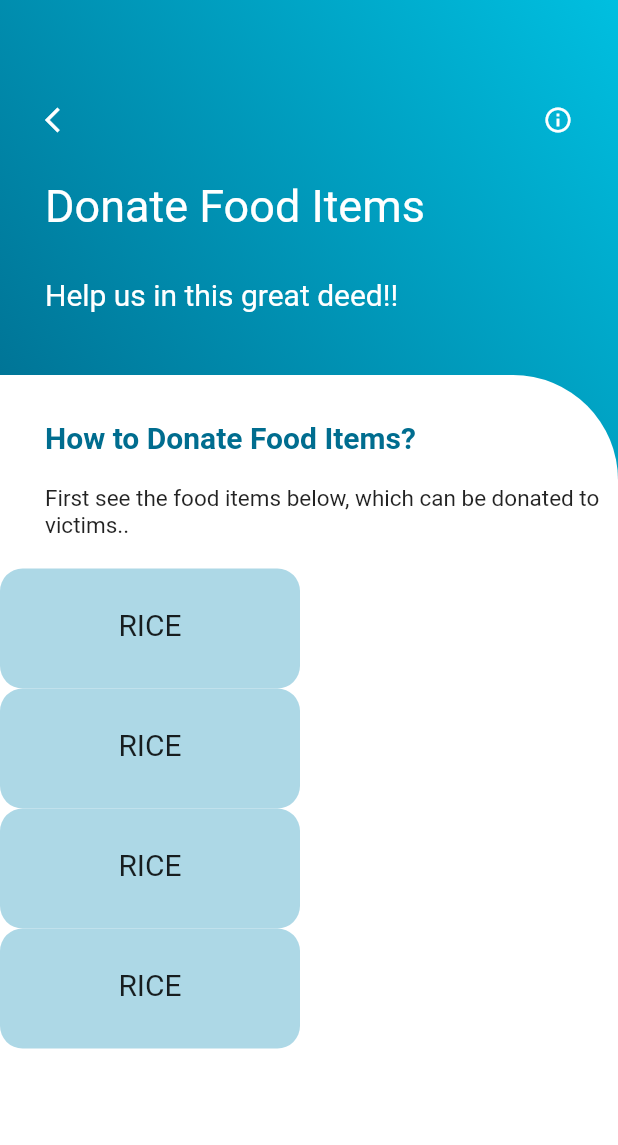
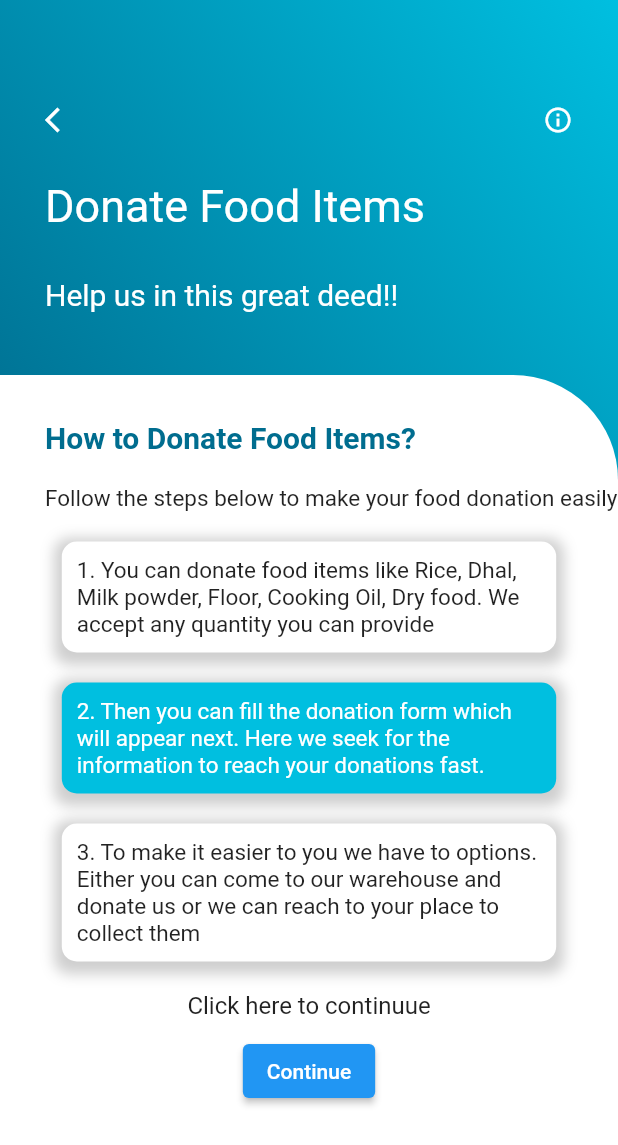
Before and after one commit to Shalinda99/FoodBank-Mobile, a Flutter app: the FoodDonation screen opened directly, on a phone screen of 412 x 824 dp. Shown: the top 1145 px of the screen. Run offline on Flutter 3.47's test engine with Material 2 defaults, Android fonts, the phone set to English and light mode, and no system bars.

```diff
--- a/lib/fooddonation.dart
+++ b/lib/fooddonation.dart
@@ -1,16 +1,25 @@
 import 'package:flutter/cupertino.dart';
 import 'package:flutter/material.dart';
+import 'package:flutter_application_1/fooddonationForm.dart';
 import 'colors.dart' as colors;
-
+import 'package:flutter_application_1/fooddonationForm.dart';// import the widget you want to navigate to
 
 class FoodDonation extends StatefulWidget {
-  const FoodDonation({super.key});
+  const FoodDonation({Key? key});
 
   @override
   State<FoodDonation> createState() => _FoodDonationState();
 }
 
 class _FoodDonationState extends State<FoodDonation> {
+  void _navigateToNextWidget() {
+    Navigator.of(context).push(
+      MaterialPageRoute(
+        builder: (context) => const FoodDonationForm(), // the widget you want to navigate to
+      ),
+    );
+  }
+
   @override
   Widget build(BuildContext context) {
     return Scaffold(
@@ -23,12 +32,12 @@ class _FoodDonationState extends State<FoodDonation> {
             ],
             begin: FractionalOffset(0.0, 0.4),
             end: Alignment.topRight,
-          )
+          ),
         ),
         child: Column(
           children: [
             Container(
-              padding: const EdgeInsets.only(top: 70,left: 30,right: 30),
+              padding: const EdgeInsets.only(top: 70, left: 30, right: 30),
               width: MediaQuery.of(context).size.width, // acc to device size
               height: 250,
               child: Column(
@@ -36,17 +45,22 @@ class _FoodDonationState extends State<FoodDonation> {
                 children: [
                   Row(
                     children: [
-                      const Icon(Icons.arrow_back_ios,size: 20,
-                      color: colors.ColorPalette.background,),
-
-                      Expanded(child:Container()),
-
-                       const Icon(Icons.info_outline,size:20,
-                      color: colors.ColorPalette.background,),
-
+                      const Icon(
+                        Icons.arrow_back_ios,
+                        size: 20,
+                        color: colors.ColorPalette.background,
+                      ),
+                      Expanded(child: Container()),
+                      const Icon(
+                        Icons.info_outline,
+                        size: 20,
+                        color: colors.ColorPalette.background,
+                      ),
                     ],
                   ),
-                  const SizedBox(height: 30,),
+                  const SizedBox(
+                    height: 30,
+                  ),
                   const Text(
                     "Donate Food Items",
                     style: TextStyle(
@@ -54,7 +68,9 @@ class _FoodDonationState extends State<FoodDonation> {
                       color: colors.ColorPalette.background,
                     ),
                   ),
-                  const SizedBox(height: 30,),
+                  const SizedBox(
+                    height: 30,
+                  ),
                   const Text(
                     "Help us in this great deed!!",
                     style: TextStyle(
@@ -65,20 +81,23 @@ class _FoodDonationState extends State<FoodDonation> {
                 ],
               ),
             ),
-
-            Expanded(child:Container(  // white bg content
-              decoration:const BoxDecoration(
-                  color:colors.ColorPalette.background,
+            Expanded(
+              child: Container(
+                // white bg content
+                decoration: const BoxDecoration(
+                    color: colors.ColorPalette.background,
                     borderRadius: BorderRadius.only(
-                    topRight: Radius.circular(70)
-                  )
-              ),
+                        topRight: Radius.circular(70))),
                 child: Column(
                   children: [
-                  const SizedBox(height: 30,),
+                    const SizedBox(
+                      height: 30,
+                    ),
                     Row(
                       children: const [
-                    SizedBox(width: 30,),
+                        SizedBox(
+                          width: 30,
+                        ),
                         Flexible(
                           child: Text(
                             "How to Donate Food Items?",
@@ -89,74 +108,120 @@ class _FoodDonationState extends State<FoodDonation> {
                             ),
                           ),
                         )
-                  ],),
-                  const SizedBox(height: 20),
+                      ],
+                    ),
+                    const SizedBox(
+                      height: 20,
+                    ),
                     Row(
                       children: const [
-                    SizedBox(width: 30,),
+                        SizedBox(
+                          width: 30,
+                        ),
                         Flexible(
                           child: Text(
-                        "First see the food items below, which can be donated to victims..",
+                            "Follow the steps below to make your food donation easily",
                             style: TextStyle(
                               fontSize: 15,
-
                             ),
                           ),
                         )
-                  ],),
+                      ],
+                    ),
+                   const SizedBox(
+                      height: 20,
+                    ),
+                    Container(
+                      padding: const EdgeInsets.all(10),
+                      width: MediaQuery.of(context).size.width*0.8,
+                      decoration: BoxDecoration(
+                  color: colors.ColorPalette.background,
+                  borderRadius: BorderRadius.circular(10),
+                  boxShadow: [
+                    BoxShadow(
+                      color: Colors.grey.withOpacity(0.5),
+                      spreadRadius: 5,
+                      blurRadius: 7,
+                      offset: const Offset(0, 3),
+                    ),
+                  ],
+                ),
+                child: const Text(
+                  '1. You can donate food items like Rice, Dhal, Milk powder, Floor, Cooking Oil, Dry food. We accept any quantity you can provide',
+                  style: TextStyle(
+                    fontSize: 15,
+                  ),
+                ),
+              ),
               const SizedBox(height: 20),
-                  Expanded(
-                    child: ListView.builder(
-                      itemCount: 4,
-                      itemBuilder:(_,i){
-                        return Row(
-                          children: [
               Container(
-                              width: 200,
-                              height: 80,
-                              padding: EdgeInsets.only(bottom: 5),
+                padding: const EdgeInsets.all(10),
+                 width: MediaQuery.of(context).size.width*0.8,
                 decoration: BoxDecoration(
-                                borderRadius: BorderRadius.circular(15),
-                                 color: colors.ColorPalette.lightBlue,
-                              //  boxShadow:const [
-                              //   BoxShadow(
-                              //     blurRadius: 3,
-                              //     offset: Offset(5, 5),
-                              //     color: colors.ColorPalette.lightBlue,
-                              //   ),
-                              //    BoxShadow( // left write
-                              //     blurRadius: 3,
-                              //     offset: Offset(-5, -5),
-                              //     color: colors.ColorPalette.lightBlue,
-                              //   ),
-
-                             // ]
+                  color: colors.ColorPalette.blue,
+                  borderRadius: BorderRadius.circular(10),
+                  boxShadow: [
+                    BoxShadow(
+                      color: Colors.grey.withOpacity(0.5),
+                      spreadRadius: 5,
+                      blurRadius: 7,
+                      offset: const Offset(0, 3),
                     ),
-                              child: Center(
-                                child:Align(
-                                  alignment: Alignment.center,
-                                  child: Text(
-                                    "RICE",
+                  ],
+                ),
+                child: const Text(
+                  '2. Then you can fill the donation form which will appear next. Here we seek for the information to reach your donations fast.',
                   style: TextStyle(
-                                      fontSize: 20,
-
+                    color: Colors.white,
+                    fontSize: 15,
                   ),
-
+                ),
+              ),
+              const SizedBox(height: 20),
+              Container(
+                padding: const EdgeInsets.all(10),
+                width: MediaQuery.of(context).size.width*0.8,
+                decoration: BoxDecoration(
+                  color: colors.ColorPalette.background,
+                  borderRadius: BorderRadius.circular(10),
+                  boxShadow: [
+                    BoxShadow(
+                      color: Colors.grey.withOpacity(0.5),
+                      spreadRadius: 5,
+                      blurRadius: 7,
+                      offset: const Offset(0, 3),
+                    ),
+                  ],
+                ),
+                child: const Text(
+                  '3. To make it easier to you we have to options. Either you can come to our warehouse and donate us or we can reach to your place to collect them',
+                  style: TextStyle(
+                    fontSize: 15,
+                  ),
+                ),
+                    ),
+                    const SizedBox(
+                      height: 20,
+                    ),
+                    const Text(
+                      'Click here to continuue',
+                      style: TextStyle(
+                        fontSize: 16,
+                      ),
+                    ),
+                    const SizedBox(
+                      height: 10,
+                    ),
+                    ElevatedButton(
+                      onPressed: _navigateToNextWidget, // call function to navigate to next widget
+                      child: const Text("Continue"),
+                    ),
+                  ],
+                ),
               ),
             )
-                              ),
-                            )
-                          ],);
-                      }
-                      ),
-                  )
-
-                ]),
-
-            ))
           ],
         ),
-
       ),
     );
   }
--- a/lib/fooddonationForm.dart
+++ b/lib/fooddonationForm.dart
@@ -2,6 +2,7 @@ import 'package:flutter/cupertino.dart';
 import 'package:flutter/material.dart';
 import 'package:intl/intl.dart'; // for the date format
 import 'colors.dart' as colors;
+import 'fooddonation.dart';
 
 class FoodDonationForm extends StatefulWidget {
   const FoodDonationForm({Key? key}) : super(key: key);
@@ -130,11 +131,20 @@ class _FoodDonationFormState extends State<FoodDonationForm> {
                 children: [
                   Row(
                     children: [
-                      const Icon(
-                        Icons.arrow_back_ios,
-                        size: 20,
-                        color: colors.ColorPalette.background,
-                      ),
+                          GestureDetector( // capture the gesture on icon
+                            onTap: () {
+                              Navigator.push(
+                                context,
+                                MaterialPageRoute(builder: (context) => FoodDonation()),
+                              );
+                            },
+                            child: const Icon(
+                              Icons.arrow_back_ios,
+                              size: 20,
+                              color: colors.ColorPalette.background,
+                            ),
+                          ),
+
                       Expanded(child: Container()),
                       const Icon(
                         Icons.info_outline,
--- a/lib/main.dart
+++ b/lib/main.dart
@@ -1,5 +1,5 @@
 import 'package:flutter/material.dart';
-// import 'package:flutter_application_1/fooddonation.dart';
+import 'package:flutter_application_1/fooddonation.dart';
 import 'package:flutter_application_1/fooddonationForm.dart';
 
 void main() {
@@ -17,7 +17,7 @@ class MyApp extends StatelessWidget {
       theme: ThemeData(
         primarySwatch: Colors.blue,
       ),
-      home: const FoodDonationForm(),
+      home: const FoodDonation(),
     );
   }
 }
```
Lines whose indentation alone changed are shown as unchanged.
